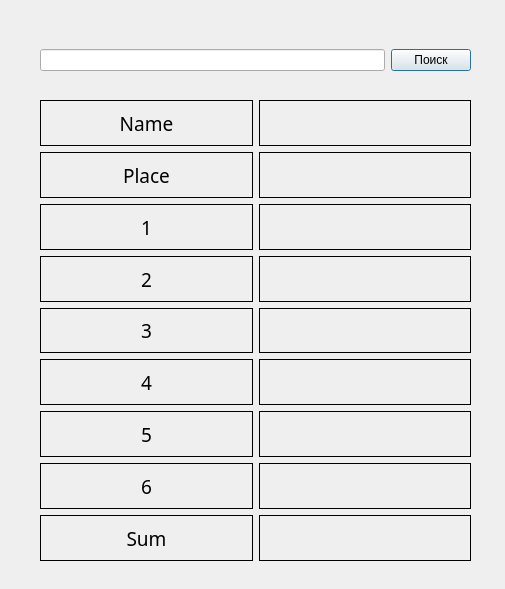
Old version of the form search.ui in the repository vodovozovaliza/SmartCity.
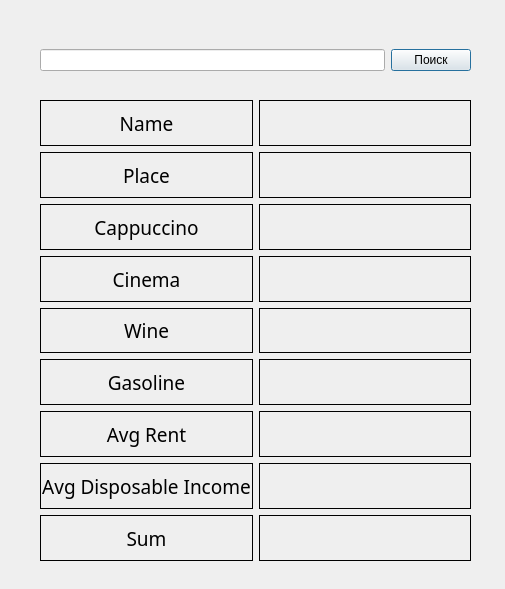
New version of the form.

Commit message: rm ind file, add names in search

The edit to the form file:
```diff
--- a/search.ui
+++ b/search.ui
@@ -67,7 +67,7 @@
         <enum>QFrame::Box</enum>
        </property>
        <property name="text">
-        <string>3</string>
+        <string>Wine</string>
        </property>
        <property name="alignment">
         <set>Qt::AlignCenter</set>
@@ -92,7 +92,7 @@
         <enum>QFrame::Box</enum>
        </property>
        <property name="text">
-        <string>5</string>
+        <string>Avg Rent</string>
        </property>
        <property name="alignment">
         <set>Qt::AlignCenter</set>
@@ -267,7 +267,7 @@
         <enum>QFrame::Box</enum>
        </property>
        <property name="text">
-        <string>2</string>
+        <string>Cinema</string>
        </property>
        <property name="alignment">
         <set>Qt::AlignCenter</set>
@@ -317,7 +317,7 @@
         <enum>QFrame::Box</enum>
        </property>
        <property name="text">
-        <string>6</string>
+        <string>Avg Disposable Income</string>
        </property>
        <property name="alignment">
         <set>Qt::AlignCenter</set>
@@ -423,7 +423,7 @@
         <enum>QFrame::Box</enum>
        </property>
        <property name="text">
-        <string>4</string>
+        <string>Gasoline</string>
        </property>
        <property name="alignment">
         <set>Qt::AlignCenter</set>
@@ -448,7 +448,7 @@
         <enum>QFrame::Box</enum>
        </property>
        <property name="text">
-        <string>1</string>
+        <string>Cappuccino</string>
        </property>
        <property name="alignment">
         <set>Qt::AlignCenter</set>
```
The commit also changes 23 other files.
